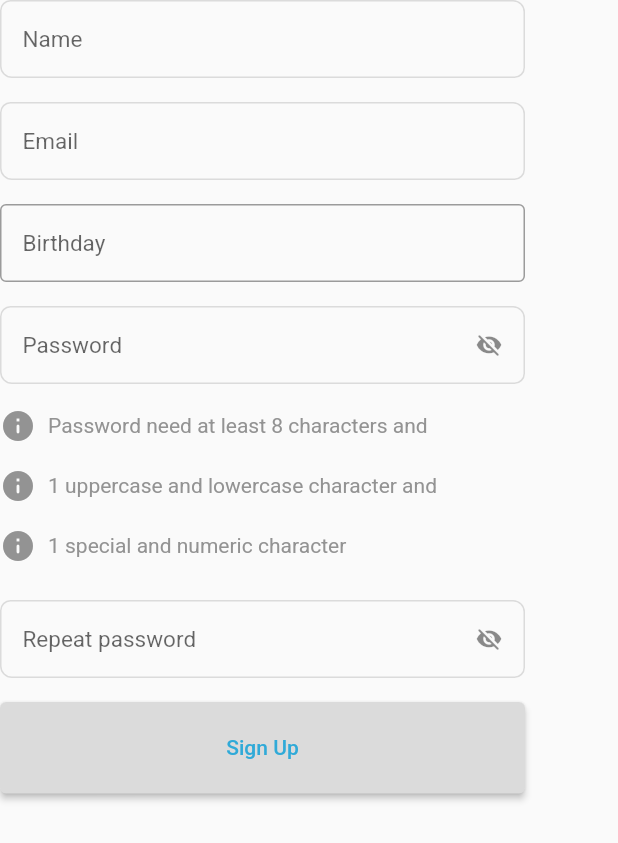
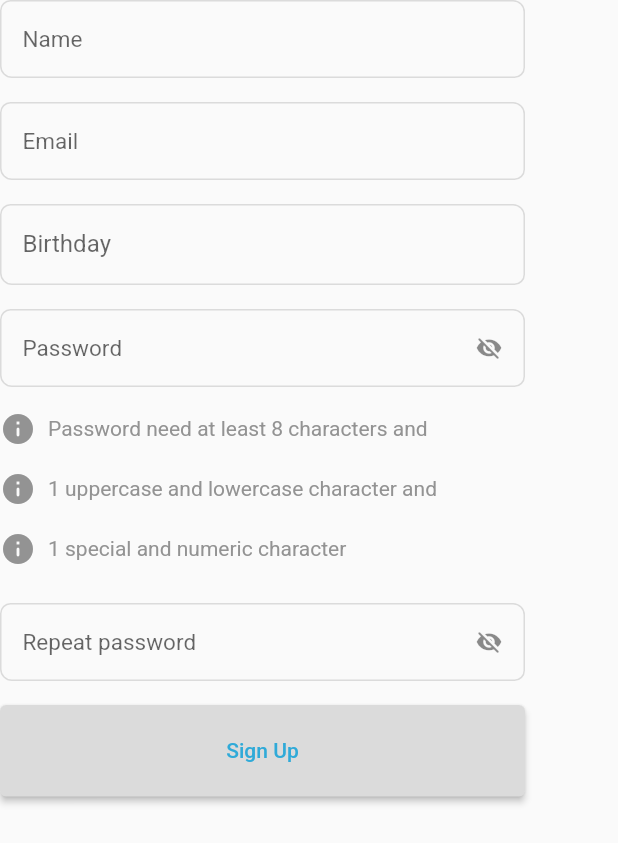
Before and after one commit to fluxiv/fxv_ide, a Flutter app: the MyForm widget shown alone on an empty page, opened directly, on a phone screen of 412 x 824 dp. Shown: the top 843 px of the screen. Run offline on Flutter 3.47's test engine with Material 2 defaults, Android fonts, the phone set to English and light mode, and no system bars; our stand-ins replace flutter_form_builder, mask_text_input_formatter, validators.

Commit message:
Change: FormDynamicField date, miss new layout and call to api

```diff
--- a/lib/components/form_dynamic_fields.dart
+++ b/lib/components/form_dynamic_fields.dart
@@ -1,5 +1,6 @@
 import 'package:flutter/material.dart';
 import 'package:validators/validators.dart';
+import 'package:mask_text_input_formatter/mask_text_input_formatter.dart';
 
 class FormDynamicFields extends StatefulWidget{
   final String fieldName;
@@ -32,6 +33,7 @@ class FormDynamicState extends State<FormDynamicFields>{
   int passwordLengthError = 0;
   int passwordUpperLowerError = 0;
   int passwordSpecialNumberError = 0;
+  var maskFormatter = MaskTextInputFormatter(mask: '##/##/####', filter: { "#": RegExp(r'[0-9.\-\/]') });
   @override
   Widget build(BuildContext context) {
     return myField();
@@ -263,8 +265,15 @@ class FormDynamicState extends State<FormDynamicFields>{
         );
       case 'date':
         return Focus(
+          onFocusChange: (focus) {
+            if(!focus){
+              var value = _fieldController.value.text;
+              print(value);
+            }
+          },
           child: TextFormField(
             controller: _fieldController,
+            inputFormatters: [maskFormatter],
             decoration: InputDecoration(
                 hintStyle: hasError ? const TextStyle(color: Color(0xffff0022),fontWeight: FontWeight.bold) : null,
                 hintText:  !hasError ? widget.fieldName : '${widget.fieldName} is invalid',
--- a/lib/views/welcome/signup.dart
+++ b/lib/views/welcome/signup.dart
@@ -1,7 +1,6 @@
 //import 'dart:convert';
 
 import 'package:flutter/material.dart';
-import 'package:flutter_form_builder/flutter_form_builder.dart';
 //import 'package:intl/intl.dart';
 import 'package:fxv_ide/components/form_dynamic_fields.dart';
 // import 'package:fxv_ide/modals/country.dart';
@@ -122,15 +121,11 @@ class MyFormState extends State<MyForm> {
                         padding: const EdgeInsets.only(bottom: 16),
                         child: SizedBox(
                           width: 350.0,
-                          child: FormBuilderTextField(
-                            name: 'birthday',
-                            decoration: const InputDecoration(
-                                hintText: "Birthday",
-                                border: OutlineInputBorder(),
-                                isDense: true,
-                                contentPadding: EdgeInsets.all(15)),
-                            style: const TextStyle(fontSize: 15.0),
-                          ),
+                          child: FormDynamicFields(
+                            fieldName: 'Birthday',
+                            fieldType: 'date',
+                            changeFormState: setFormState,
+                          )
                         ),
                       ),
                       Padding(
--- a/pubspec.yaml
+++ b/pubspec.yaml
@@ -36,6 +36,7 @@ dependencies:
   cupertino_icons: ^1.0.2
   flutter_form_builder: ^7.6.0
   validators: ^3.0.0
+  mask_text_input_formatter: ^2.4.0
 
 dev_dependencies:
   flutter_test:
```
Also changed, not shown: pubspec.lock.
